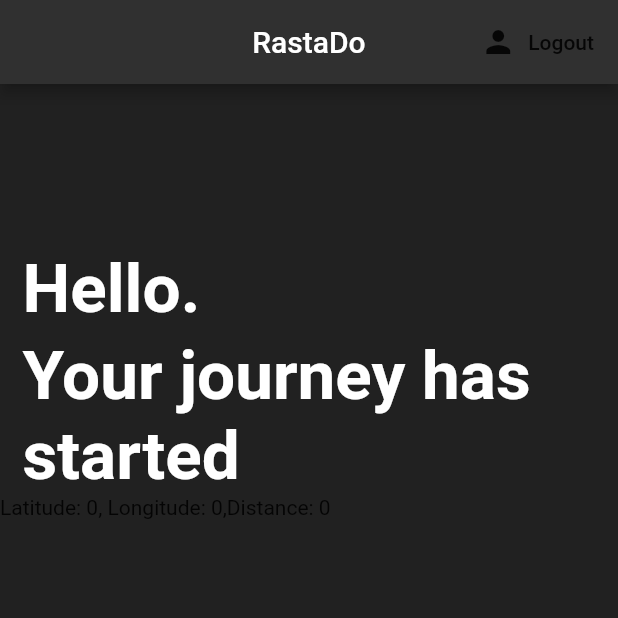
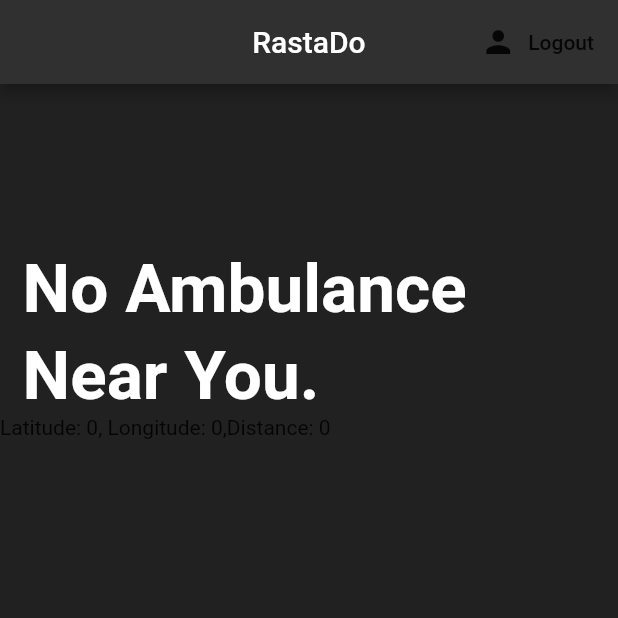
Before and after one commit to akshatmehta1906/Ambulance-Clearance, a Flutter app: the screen it shows once a user with an empty profile is signed in, on a phone screen of 412 x 824 dp, the top half of it. Run offline on Flutter 3.47's test engine with Material 2 defaults, Android fonts, the phone set to English and light mode, and no system bars; our stand-ins replace assets_audio_player, cloud_firestore, firebase_auth, flutter_map, flutter_spinkit, geolocator and 1 more; missing offline and left inert: great_circle_distance2; accounts and stored records are empty.

```diff
--- a/ambulance/lib/home/home.dart
+++ b/ambulance/lib/home/home.dart
@@ -11,6 +11,7 @@ import 'package:ambulance/shared/constants.dart';
 import 'package:ambulance/shared/loading.dart';
 import 'package:ambulance/models/user.dart';
 import 'package:great_circle_distance2/great_circle_distance2.dart';
+import 'package:ambulance/alarm.dart';
 
 var db= Firestore.instance.collection('ID');
 var ambDB = Firestore.instance.collection('ID').document("V4BFp3NYtXhP6WO4DEdOckmD6fH3");
@@ -32,6 +33,9 @@ class _HomeState extends State<Home> {
   double alat;
   double along;
   double finaldist;
+  int check = 0;
+
+
 
 
 
@@ -39,8 +43,8 @@ class _HomeState extends State<Home> {
   double distanceInBetween (double alat, double along, double lat2, double long2)  {
 
 
-    var distanceInMeters = new GreatCircleDistance.fromDegrees(latitude1: alat, longitude1: along, latitude2: lat2, longitude2: long2);
-    return distanceInMeters.haversineDistance() ;
+    var gcd = new GreatCircleDistance.fromDegrees(latitude1: alat, longitude1: along, latitude2: lat2, longitude2: long2);
+    return gcd.haversineDistance() ;
   }
 
 
@@ -103,6 +107,7 @@ class _HomeState extends State<Home> {
           "6WJEVTcYWWPn6wY4SwsfaW7UGcv2").updateData({
         'longitude': _position.longitude.toDouble(),
         'latitude': _position.latitude.toDouble(),
+//        'distance': finaldist,
       });
     } catch (e) {
       print('Error: ${e.toString()}');
@@ -112,8 +117,16 @@ class _HomeState extends State<Home> {
     alat = documents.data['latitude'];
     along = documents.data['longitude'];
 
+
     _lat = _position.latitude.toDouble();
     _long = _position.longitude.toDouble();
+
+    finaldist = distanceInBetween(alat, along, _lat, _long);
+
+    if(finaldist < 300000)
+    {
+      check =1;
+    }
 
     final user = Provider.of<User>(context);
     DatabaseService(uid: user.uid).userData;
@@ -129,11 +142,18 @@ class _HomeState extends State<Home> {
               _lat ?? userData.latitude, _long ?? userData.longitude,
               0 ?? userData.speed, 0 ?? userData.distance);
         });
+
+
+
   }
-
 
   @override
   Widget build(BuildContext context) {
+    if (check == 1)
+    {
+      return Alarm();
+    }
+    else {
       return Scaffold(
           backgroundColor: Colors.grey[900],
           appBar: AppBar(
@@ -167,7 +187,7 @@ class _HomeState extends State<Home> {
                             padding: EdgeInsets.fromLTRB(15.0, 110.0, 0.0, 0.0),
                             child: Text
                               (
-                            'Hello.',
+                              'No Ambulance',
                               style:
                               TextStyle
                                 (
@@ -187,7 +207,7 @@ class _HomeState extends State<Home> {
                           Container(
                             padding: EdgeInsets.fromLTRB(15.0, 5.0, 0.0, 0.0),
                             child: Text(
-                            'Your journey has started',
+                              'Near You.',
                               style:
                               TextStyle(
                                 fontSize: 45.0,
@@ -199,21 +219,20 @@ class _HomeState extends State<Home> {
                         ],
                       ),
                     ),
-
                     Column(
                       children: <Widget>[
                         Text(
-                        'Latitude: ${_position != null ? alat.toString() : '0'},'
-                            ' Longitude: ${_position != null ? along.toString() : '0'},'
-                            'Distance: ${_position != null ? finaldist : '0'}'
-                        ,
+                          'Latitude: ${_position != null
+                              ? alat.toString()
+                              : '0'},'
+                              ' Longitude: ${_position != null ? along
+                              .toString() : '0'},'
+                              'Distance: ${_position != null ? finaldist
+                              .toString() : '0'}',
                         ),
-
 
                       ],
                     ),
-
-
                   ]
               )
           )
@@ -221,3 +240,5 @@ class _HomeState extends State<Home> {
     }
 
   }
+
+}
--- a/ambulance/pubspec.yaml
+++ b/ambulance/pubspec.yaml
@@ -22,7 +22,7 @@ dependencies:
     sdk: flutter
   flutter_map: ^0.9.0
   audioplayers: ^0.15.1
-  assets_audio_player: ^2.0.6+3
+  assets_audio_player: ^1.6.3+2
   great_circle_distance2: ^1.0.1+1
 
   # The following adds the Cupertino Icons font to your application.
```
Also changed, not shown: ambulance/lib/alarm.dart (+124 -17 lines), ambulance/pubspec.lock. Lines whose indentation alone changed are shown as unchanged.
